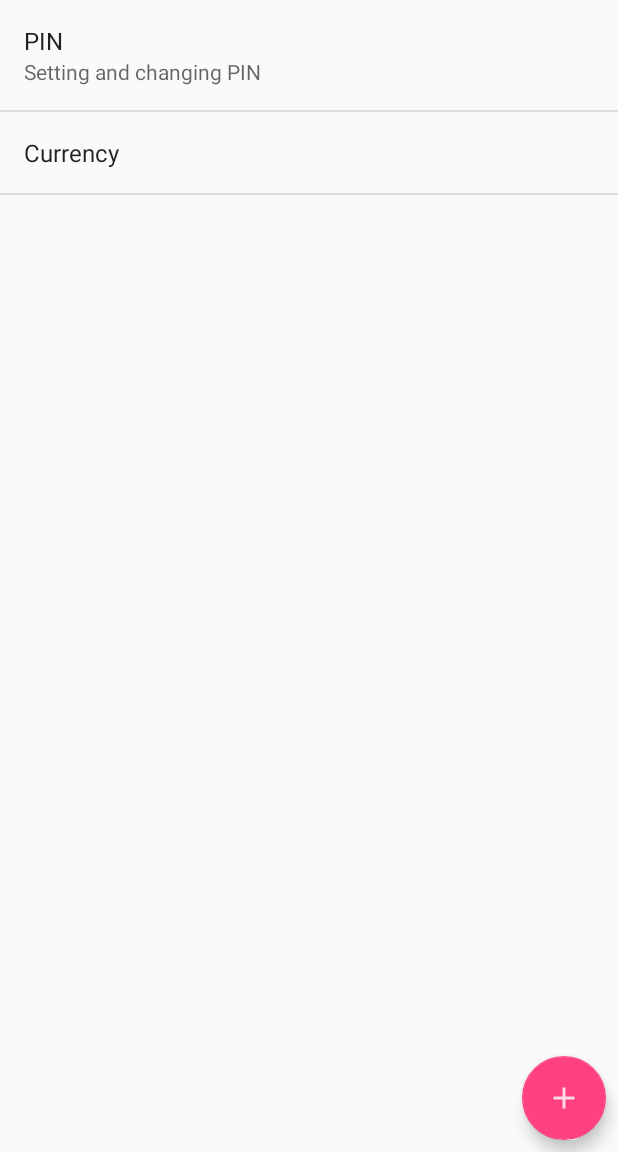
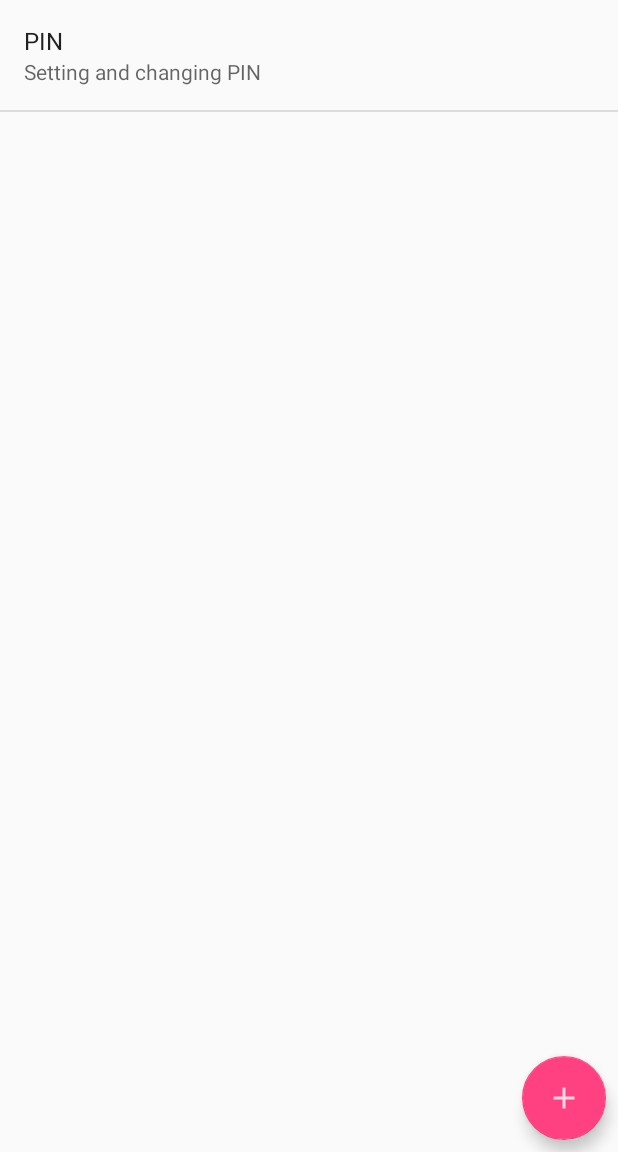
Before and after one commit to imilicevic/Potrosko, an Android app: the fragment SettingsFragment placed in its activity, on a phone screen of 412 x 824 dp, the part 84-1236 px from its top. Run offline under Robolectric (Android 15) with nearby library versions, the phone set to English and light mode, and no system bars; libraries missing offline, so code that uses them is left out: com.activeandroid, com.activeandroid.query, com.activeandroid.util, com.github.mikephil.charting; 5 statements that could not run were skipped.

Commit message:
Učitavanje podataka u HomeScreenFragment loadData metodom; Micanje Curency opcije iz Settings-a

```diff
--- a/app/src/main/java/com/foi/air/potrosko/home/HomeScreenFragment.java
+++ b/app/src/main/java/com/foi/air/potrosko/home/HomeScreenFragment.java
@@ -40,6 +40,8 @@ public class HomeScreenFragment extends Fragment implements NavigationItem{
     private String strDate;
     private String strAmount;
     private String strNote;
+    private ArrayList<Category> categories;
+    private ArrayList<Transaction> transactions;
 
 
     @Override
@@ -48,15 +50,22 @@ public class HomeScreenFragment extends Fragment implements NavigationItem{
         setRetainInstance(true);
     }
 
+
     @Nullable
     @Override
     public View onCreateView(LayoutInflater inflater, final ViewGroup container, Bundle savedInstanceState) {
 
         View v = inflater.inflate(R.layout.fragment_home_screen, null);
-
         list = (ListView)v.findViewById(R.id.listViewHome);
 
-        setListData();
+
+        DataLoader dl = new DbDataLoader();
+        dl.LoadData(getActivity());
+        //if(!(categories.equals(dl.categories) && transactions.equals(dl.transactions))) {
+        //    categories = dl.categories;
+        //    transactions = dl.transactions;
+        //}
+        loadData(dl.categories,dl.transactions);
 
         // get data from the table by the MyListAdapter
         customAdapter = new ListViewAdapter(this.getActivity(),CustomListViewValuesArr, getResources());
@@ -153,6 +162,8 @@ public class HomeScreenFragment extends Fragment implements NavigationItem{
         return v;
     }
 
+
+
     /** Metoda koja se implementira zbog sučelja NavigationItem.java,
      * dio dinamičkog prikaza stavki ladičara
      *
@@ -202,10 +213,40 @@ public class HomeScreenFragment extends Fragment implements NavigationItem{
      * koji sadrže vrijednosti učitane iz baze podataka.
      */
     @Override
-    public void loadData(ArrayList<Category> categories, ArrayList<Transaction> transactions) {
+    public void loadData(ArrayList<Category> cat, ArrayList<Transaction> tra) {
 
+        CustomListViewValuesArr.clear();
 
+        for (int i = 0; i < tra.size(); i++) {
 
+            final Transaction myList = new Transaction();
+            Transaction t = tra.get(i);
+
+            Category c = cat.get(1);
+
+            // Firstly take data in model object
+            try {
+                myList.setCategory(t.getCategory());
+            }catch (Exception ex){
+                myList.setCategory(c);
+            }
+            myList.setAmount(t.getAmount());
+
+            SimpleDateFormat sdf = new SimpleDateFormat("dd/MM/yyyy.");
+            String date = "";
+
+            try {
+                date = t.getDate();
+            } catch (Exception ex) {
+                date = sdf.format(Calendar.getInstance().getTime());
+            }finally {
+                myList.setDate(date);
+            }
+            myList.setNote(t.getNote());
+
+            // Take Model Object in ArrayList
+            CustomListViewValuesArr.add(myList);
+        }
     }
 
 
@@ -230,49 +271,6 @@ public class HomeScreenFragment extends Fragment implements NavigationItem{
 
     }
 
-    /** Metoda koja prilikom korisnikovog unosa nove
-     * transakcije prosljeđuje te podatke u listu
-     * koja prikazuje sve transakcije na početnom ekranu.
-     */
-    public void setListData()
-    {
-
-        List<Transaction> transactions = Transaction.getAll();
-        List<Category> categories = Category.getAll();
-        for (int i = 0; i < transactions.size(); i++) {
-
-            final Transaction myList = new Transaction();
-            Transaction t = transactions.get(i);
-
-            // TODO srediti imena kategorija
-            Category c = categories.get(1);
-
-            // Firstly take data in model object
-            try {
-                myList.setCategory(t.getCategory());
-            }catch (Exception ex){
-                myList.setCategory(c);
-            }
-            myList.setAmount(t.getAmount());
-
-            SimpleDateFormat sdf = new SimpleDateFormat("dd/MM/yyyy.");
-            String date = "";
-
-            try {
-                date = t.getDate();
-            } catch (Exception ex) {
-                date = sdf.format(Calendar.getInstance().getTime());
-            }finally {
-                myList.setDate(date);
-            }
-            myList.setNote(t.getNote());
-            //myList.setImage("Slika" + i);
-
-            // Take Model Object in ArrayList
-            CustomListViewValuesArr.add(myList);
-        }
-
-    }
 
     @Override
     public void onDestroyView() {
@@ -281,15 +279,5 @@ public class HomeScreenFragment extends Fragment implements NavigationItem{
     }
 
 
-    @Override
-    public void onViewCreated(View view, Bundle savedInstanceState) {
-        super.onViewCreated(view, savedInstanceState);
-        DataLoader dl = new DbDataLoader();
-        dl.LoadData(getActivity());
-    }
-
-
-
-
 
 }
--- a/app/src/main/java/com/foi/air/potrosko/home/ListViewAdapter.java
+++ b/app/src/main/java/com/foi/air/potrosko/home/ListViewAdapter.java
@@ -23,7 +23,7 @@ public class ListViewAdapter extends BaseAdapter {
     // Declare Used Variables
     private Activity activity;
     private ArrayList data;
-    private static LayoutInflater inflater=null;
+    private LayoutInflater inflater;
     public Resources res;
     Transaction tempValuesT=null;
     int i=0;
--- a/app/src/main/res/values/array.xml
+++ /dev/null
@@ -1,15 +0,0 @@
-<?xml version="1.0" encoding="utf-8"?>
-<resources>
-
-    <string-array name="currencies">
-        <item>USD</item>
-        <item>HRK</item>
-    </string-array>
-
-    <string-array name="currencies_values">
-        <item>usd</item>
-        <item>hrk</item>
-    </string-array>
-
-
-</resources>
--- a/app/src/main/res/xml/preferences.xml
+++ b/app/src/main/res/xml/preferences.xml
@@ -25,12 +25,4 @@
         </Preference>
     </PreferenceScreen>
 
-    <ListPreference
-        android:key="pref_key_curr_title"
-        android:title="@string/curr_title"
-        android:entries="@array/currencies"
-        android:entryValues="@array/currencies_values"
-        android:defaultValue=""
-        />
-
 </PreferenceScreen>
```
Also changed, not shown: 4 other files.
